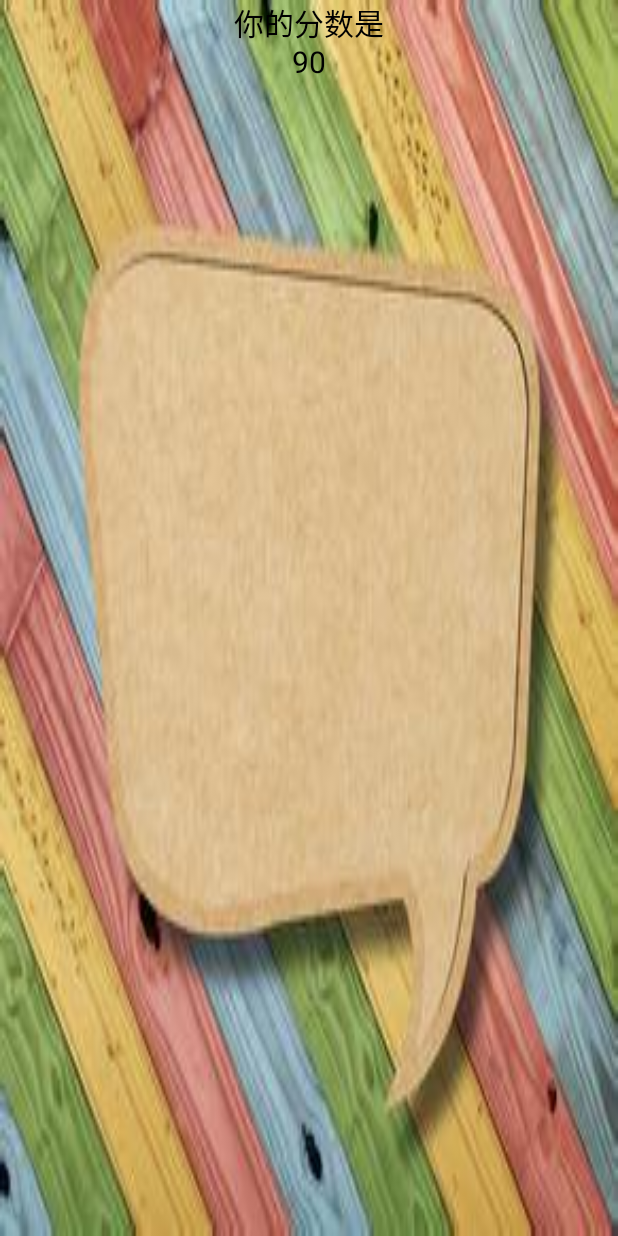
After one commit to lxyheart/lxyjkbd, an Android app: the layout layout_commit.xml on its own in the app's theme, with its tools: preview values and no code run, on a phone screen of 412 x 824 dp. The commit adds this screen. Run offline under Robolectric (Android 15) with nearby library versions, the phone set to English and light mode, and no system bars.

Commit message:
完成交卷功能，显示分数并弹出消息框

```diff
--- a/app/src/main/java/lxy/jkbd/biz/IExamBiz.java
+++ b/app/src/main/java/lxy/jkbd/biz/IExamBiz.java
@@ -10,7 +10,7 @@ public interface IExamBiz {
     void beginExam();
     Question nextQuestion();
     Question preQuestion();
-    void  commitExam();
+    int  commitExam();
     Question getQuestion();
     String getQusetionIndex();
 }
--- a/app/src/main/res/layout/activity_exam.xml
+++ b/app/src/main/res/layout/activity_exam.xml
@@ -213,6 +213,7 @@
             android:drawableLeft="@mipmap/exam_commit32x32"
             android:background="@null"
             android:text="交卷"
+            android:onClick="commitQuestion"
             android:layout_below="@id/nextquestion"
             android:layout_marginTop="10dp"
             android:layout_alignParentRight="true"
--- /dev/null
+++ b/app/src/main/res/layout/layout_commit.xml
@@ -0,0 +1,24 @@
+<?xml version="1.0" encoding="utf-8"?>
+<LinearLayout xmlns:android="http://schemas.android.com/apk/res/android"
+    android:orientation="vertical"
+    android:layout_width="match_parent"
+    android:layout_height="match_parent"
+    android:background="@mipmap/dialog_bg"
+    android:layout_gravity="center">
+<LinearLayout
+    android:layout_width="match_parent"
+    android:layout_height="wrap_content"
+    android:layout_gravity="center_vertical">
+    <TextView
+        android:id="@+id/tv_commit"
+        android:layout_width="match_parent"
+        android:layout_height="wrap_content"
+        android:layout_gravity="center_horizontal"
+        android:gravity="center"
+        android:text="你的分数是\n90"
+        android:textColor="#000"
+        android:textSize="20sp" />
+
+</LinearLayout>
+
+</LinearLayout>
```
Also changed, not shown: app/src/main/java/lxy/jkbd/activity/RandomTestActivity.java (+21 -0 lines), app/src/main/java/lxy/jkbd/biz/ExamBiz.java (+11 -3 lines).
